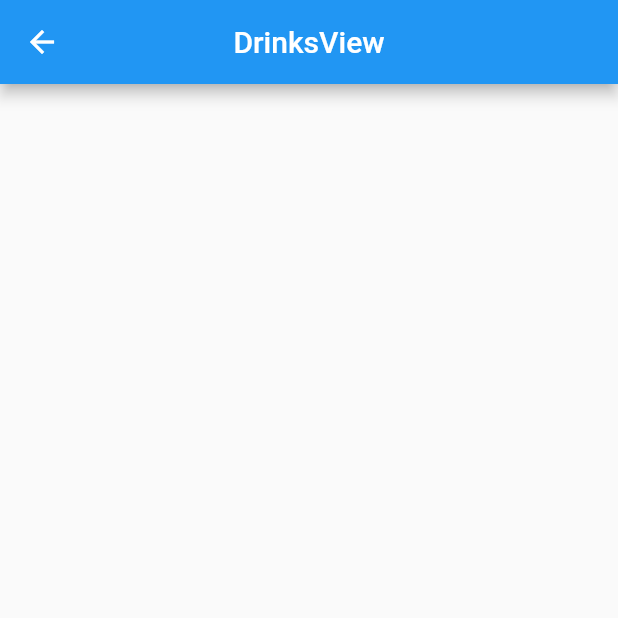
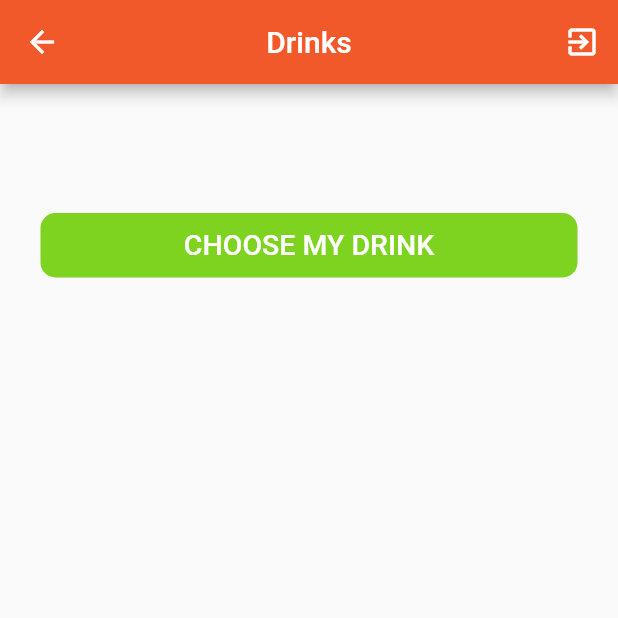
Before and after one commit to jeehmilena/drinks_everywhere, a Flutter app: the DrinksView screen opened by its route, on a phone screen of 412 x 824 dp, the top half of it. Run offline on Flutter 3.47's test engine with Material 2 defaults, Android fonts, the light colour scheme and no system bars; our stand-ins replace cached_network_image, dio, firebase_auth, firebase_core, flutter_svg, font_awesome_flutter and 3 more; accounts and stored records are empty; generated files the repository leaves out were written again; network calls fail; Roboto replaces fonts that are missing (Roboto-Bold).

Commit message:
Screen drinks

```diff
--- a/lib/app/modules/drinks/views/drinks_view.dart
+++ b/lib/app/modules/drinks/views/drinks_view.dart
@@ -1,32 +1,114 @@
-import 'package:drinks_everywhere/app/routes/app_pages.dart';
+import 'package:drinks_everywhere/app/widgets/app_utils.dart';
 import 'package:flutter/material.dart';
 import 'package:get/get.dart';
 
+import '../../../widgets/button_loading.dart';
+import '../../../widgets/styles.dart';
 import '../controllers/drinks_controller.dart';
 
 class DrinksView extends GetView<DrinksController> {
+  const DrinksView({Key? key}) : super(key: key);
+
   @override
   Widget build(BuildContext context) {
     return Scaffold(
-      appBar: AppBar(
-        title: Text('DrinksView'),
-        centerTitle: true,
-      ),
-      body: GestureDetector(
-        onTap: () {
-          Get.toNamed(Routes.DRINK_DETAIL);
-        },
-        child: Center(
-          child: Obx(() {
-            if (controller.loading.value) return CircularProgressIndicator();
-
-            return Text(
-              '${controller.drinksResponse["drinks"]?[0]?["strDrink"] ?? ''}',
-              style: TextStyle(fontSize: 20),
-            );
-          }),
+      body: SafeArea(
+        child: Column(
+          children: [_appBar(), _body(context)],
         ),
       ),
     );
   }
+
+  Widget _appBar() {
+    return AppBar(
+      title: const Text('Drinks'),
+      centerTitle: true,
+      backgroundColor: const Color(0xfff1592a),
+      actions: <Widget>[
+        IconButton(
+          icon: const Icon(
+            Icons.exit_to_app,
+            color: Colors.white,
+          ),
+          onPressed: () {
+            controller.exitToApp();
+          },
+        )
+      ],
+    );
+  }
+
+  Widget _body(BuildContext context) {
+    return Expanded(
+      child: SingleChildScrollView(
+        child: Padding(
+          padding:
+              const EdgeInsets.only(left: 24, right: 24, bottom: 16, top: 32),
+          child: SizedBox(
+            height: Get.height,
+            child: Column(
+              children: [
+                Expanded(
+                  child: Column(
+                    children: [
+                      _myDrink(),
+                      const SizedBox(height: 48),
+                      _buttonChooseMyDrink(context),
+                    ],
+                  ),
+                ),
+              ],
+            ),
+          ),
+        ),
+      ),
+    );
+  }
+
+  Widget _buttonChooseMyDrink(BuildContext context) {
+    return Obx(() {
+      return ButtonLoading(
+        text: 'CHOOSE MY DRINK',
+        loading: controller.loading.value,
+        onPressed: () async {
+          FocusScope.of(context).requestFocus(FocusNode());
+          controller.getDrinksRandom();
+        },
+        decoration: BoxDecoration(
+          borderRadius: BorderRadius.circular(10.0),
+          color: const Color(0xff7ed321),
+        ),
+      );
+    });
+  }
+
+  Widget _myDrink() {
+    return Obx(() {
+      if (controller.drinksResponse["drinks"] != null) {
+        return Column(
+          children: [
+            loadImage(
+                url: controller.drinksResponse["drinks"]?[0]
+                        ?["strDrinkThumb"] ??
+                    ''),
+            Padding(
+              padding: const EdgeInsets.only(left: 8, bottom: 16, top: 16),
+              child: SizedBox(
+                width: Get.width,
+                child: Text(
+                  '${controller.drinksResponse["drinks"]?[0]?["strDrink"] ?? ''}',
+                  style: textTitleRegular,
+                  textAlign: TextAlign.center,
+                  textHeightBehavior:
+                      const TextHeightBehavior(applyHeightToFirstAscent: false),
+                ),
+              ),
+            ),
+          ],
+        );
+      }
+      return const SizedBox();
+    });
+  }
 }
--- a/lib/app/modules/register/views/register_view.dart
+++ b/lib/app/modules/register/views/register_view.dart
@@ -25,7 +25,7 @@ class RegisterView extends GetView<RegisterController> {
 
   Widget _title(BuildContext context) {
     return Padding(
-      padding: EdgeInsets.only(left: 8, bottom: 16, top: 32),
+      padding: const EdgeInsets.only(left: 8, bottom: 16, top: 32),
       child: SizedBox(
         width: Get.width,
         child: Text(
@@ -43,7 +43,7 @@ class RegisterView extends GetView<RegisterController> {
     return Expanded(
       child: SingleChildScrollView(
         child: Padding(
-          padding: EdgeInsets.only(left: 24, right: 20),
+          padding: const EdgeInsets.only(left: 24, right: 20),
           child: SizedBox(
             height: Get.height,
             child: Column(
--- a/lib/app/routes/app_routes.dart
+++ b/lib/app/routes/app_routes.dart
@@ -6,7 +6,6 @@ abstract class Routes {
   static const LOGIN = _Paths.LOGIN;
   static const REGISTER = _Paths.REGISTER;
   static const DRINKS = _Paths.DRINKS;
-  static const DRINK_DETAIL = _Paths.DRINK_DETAIL;
   static const SPLASH = _Paths.SPLASH;
 }
 
@@ -15,6 +14,5 @@ abstract class _Paths {
   static const LOGIN = '/login';
   static const REGISTER = '/register';
   static const DRINKS = '/drinks';
-  static const DRINK_DETAIL = '/drink-detail';
   static const SPLASH = '/splash';
 }
--- a/lib/app/widgets/app_utils.dart
+++ b/lib/app/widgets/app_utils.dart
@@ -1,3 +1,4 @@
+import 'package:cached_network_image/cached_network_image.dart';
 import 'package:drinks_everywhere/app/widgets/styles.dart';
 import 'package:flutter/material.dart';
 import 'package:get/get.dart';
@@ -24,3 +25,31 @@ void showDefaultSnackBarError(error) async {
       padding: const EdgeInsets.only(left: 16, right: 16, top: 8, bottom: 16),
       margin: const EdgeInsets.symmetric(horizontal: 8, vertical: 16));
 }
+
+Widget loadImage(
+    {required String? url,
+    double? height,
+    double? width,
+    double? errorImageSize,
+    BoxFit? fit,
+    double? rounded}) {
+  return CachedNetworkImage(
+      height: height,
+      width: width,
+      fit: (fit != null) ? fit : BoxFit.contain,
+      imageUrl: url ?? '',
+      imageBuilder: (rounded != null)
+          ? (context, imageProvider) => Container(
+                decoration: BoxDecoration(
+                  borderRadius: BorderRadius.circular(rounded),
+                  image:
+                      DecorationImage(image: imageProvider, fit: BoxFit.cover),
+                ),
+              )
+          : null,
+      placeholder: (context, url) => const Center(
+              child: Padding(
+            padding: EdgeInsets.all(8),
+            child: CircularProgressIndicator(),
+          )));
+}
--- a/lib/app/widgets/styles.dart
+++ b/lib/app/widgets/styles.dart
@@ -14,10 +14,10 @@ Color progressErrorColor = const Color(0xffFA8B19);
 Color successColor = const Color(0xff8BC34A);
 Color errorColor = const Color(0xffE57373);
 
-TextStyle titleStyle = TextStyle(
+TextStyle titleStyle = const TextStyle(
   fontFamily: 'Roboto-Bold',
   fontSize: 31.25,
-  color: const Color(0xfff1592a),
+  color: Color(0xfff1592a),
   fontWeight: FontWeight.w700,
   height: 1.359,
 );
@@ -29,6 +29,13 @@ TextStyle textRegularMedium = TextStyle(
   height: 1.0,
 );
 
+TextStyle textTitleRegular = const TextStyle(
+  fontSize: 24,
+  color: Color(0xfff1592a),
+  fontWeight: FontWeight.w500,
+  height: 1.0,
+);
+
 TextStyle buttonTextStyle = TextStyle(
   fontFamily: 'Roboto-Bold',
   fontSize: 19,
```
Also changed, not shown: lib/app/modules/drink_detail/bindings/drink_detail_binding.dart (deleted, +0 -12 lines), lib/app/modules/drink_detail/controllers/drink_detail_controller.dart (deleted, +0 -20 lines), lib/app/modules/drink_detail/views/drink_detail_view.dart (deleted, +0 -23 lines), lib/app/modules/drinks/controllers/drinks_controller.dart (+9 -1 lines), lib/app/modules/login/views/login_view.dart (+1 -9 lines), lib/app/routes/app_pages.dart (+0 -7 lines).
